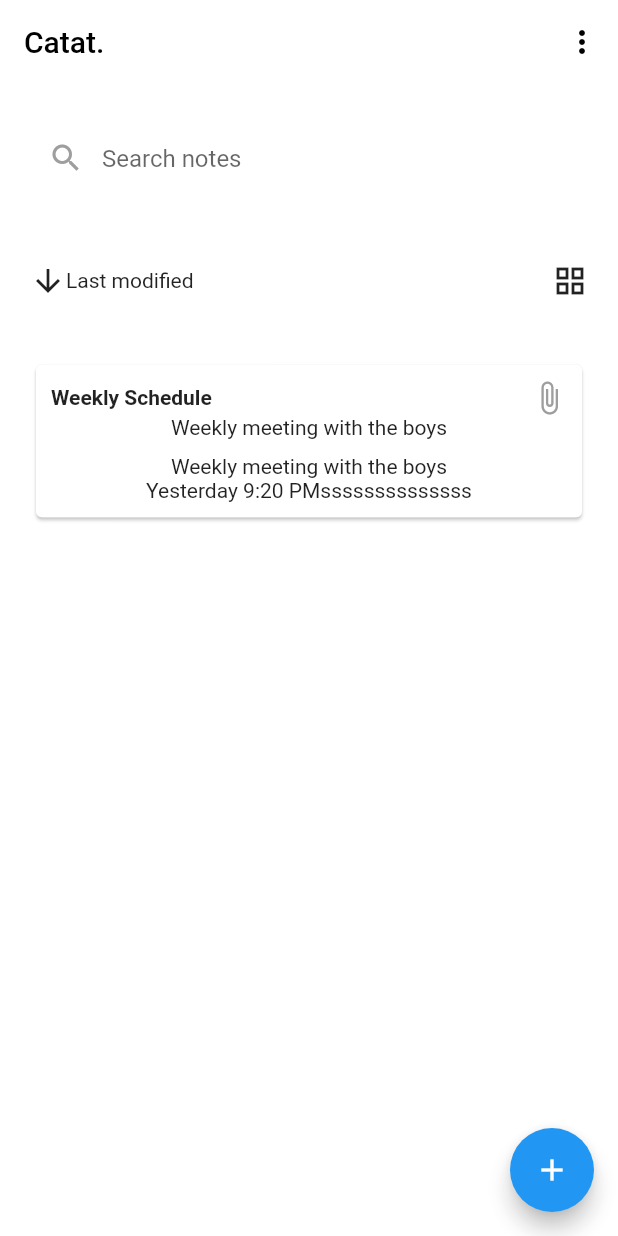
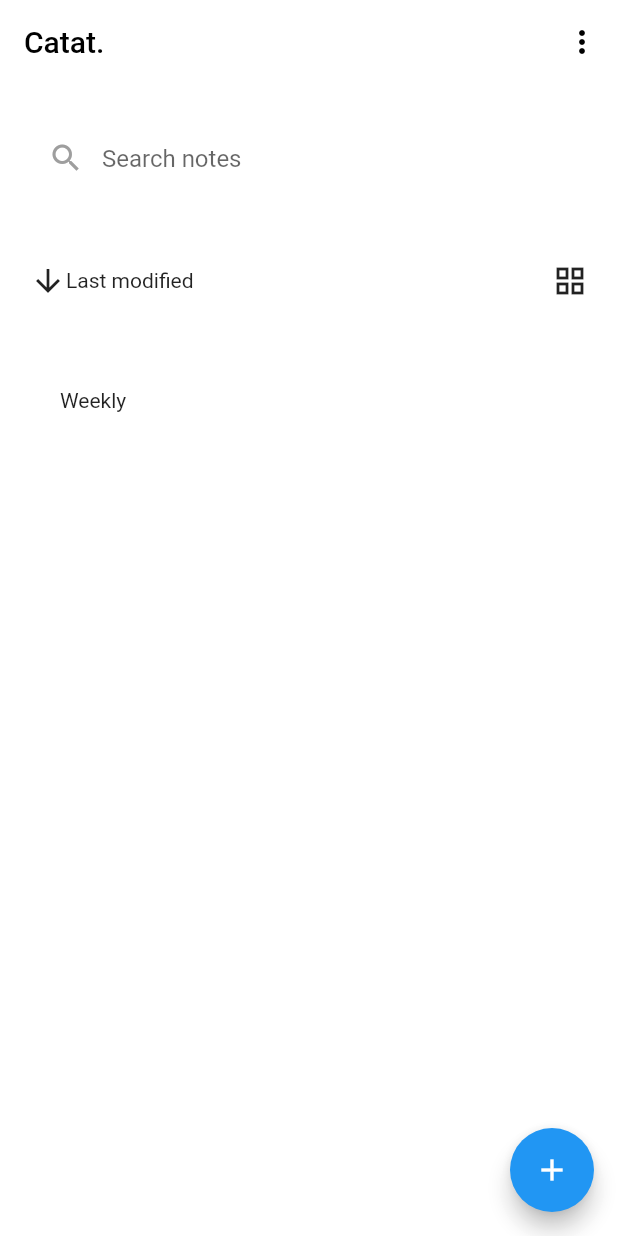
Before and after one commit to adlidanial/notes-application, a Flutter app: the screen it shows after launch, on a phone screen of 412 x 824 dp. Run offline on Flutter 3.47's test engine with Material 2 defaults, Android fonts, the phone set to English and light mode, and no system bars.

Commit message:
update home

```diff
--- a/lib/home.dart
+++ b/lib/home.dart
@@ -68,40 +68,16 @@ class Home extends StatelessWidget {
             // card weekly schedule
             Padding(
               padding: const EdgeInsets.all(20.0),
-              child: Card(
-                child: Padding(
-                  padding: const EdgeInsets.all(10.0),
-                  child: Column(
-                    mainAxisAlignment: MainAxisAlignment.start,
-                    children: [
-                      Row(
-                        mainAxisAlignment: MainAxisAlignment.spaceBetween,
-                        children: const [
-                          Text(
-                            'Weekly Schedule',
-                            style: TextStyle(fontWeight: FontWeight.bold),
-                          ),
-                          Icon(
-                            Icons.attach_file,
-                            color: Colors.grey,
-                          )
-                        ],
-                      ),
-                      Column(
-                        children: const [
-                          Text('Weekly meeting with the boys'),
-                          SizedBox(
-                            height: 10,
-                          ),
-                          Text('Weekly meeting with the boys'),
-                          Text('Yesterday 9:20 PMssssssssssssss'),
-                        ],
-                      )
-                    ],
-                  ),
+              child: Container(
+                decoration: const BoxDecoration(color: Colors.white),
+                padding: const EdgeInsets.all(20),
+                child: Row(
+                  children: const [
+                    Text('Weekly'),
+                  ],
                 ),
               ),
-            ),
+            )
 
             // grid
           ],
```
